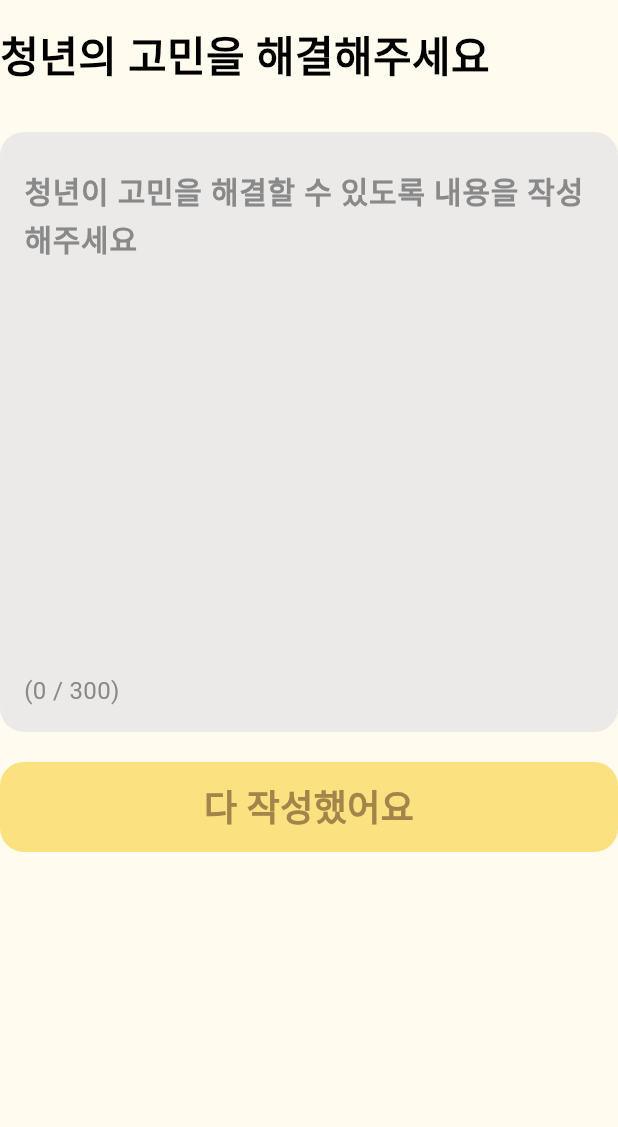
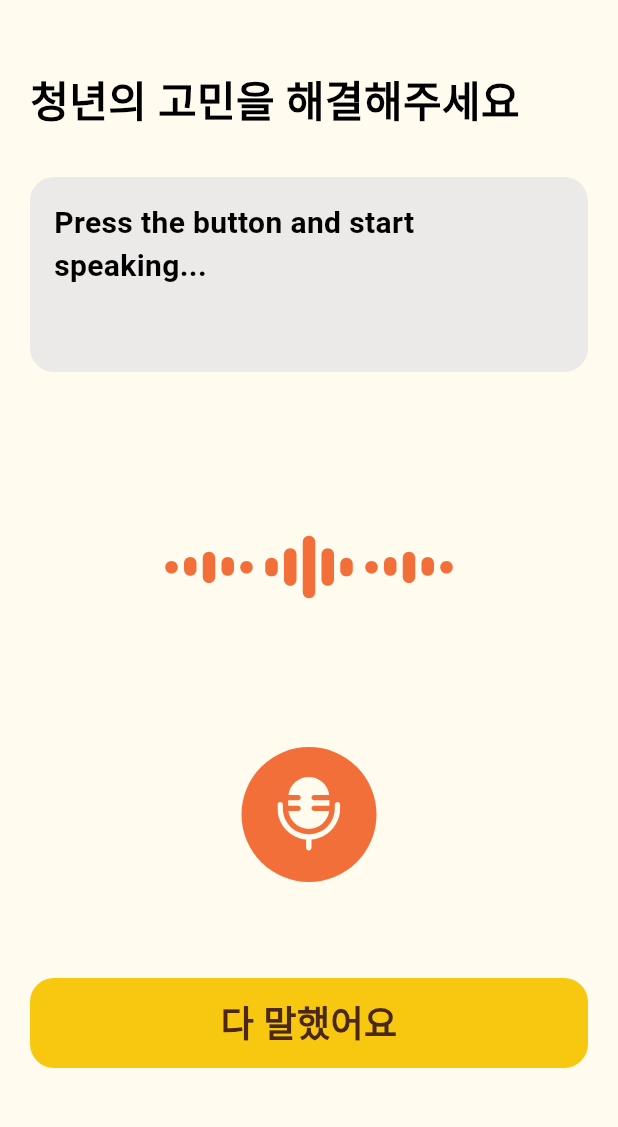
Before and after one commit to gdsc-ssu/gdgoc-weve-client, a Flutter app: the SeniorWorrySpeechScreen screen opened directly, on a phone screen of 412 x 824 dp, the part 60-1187 px from its top. Run offline on Flutter 3.47's test engine with Material 3 defaults, Android fonts, the phone set to English and light mode, and no system bars; our stand-ins replace audioplayers, flutter_riverpod, flutter_svg, fluttertoast, lottie, permission_handler and 1 more; Roboto replaces fonts that are missing (Pretendard).

Commit message:
feat: 말로 할게요 버튼 -> 이후 화면 개발

```diff
--- a/lib/features/senior/presentation/views/worries/senior_worry_speech_screen.dart
+++ b/lib/features/senior/presentation/views/worries/senior_worry_speech_screen.dart
@@ -5,6 +5,7 @@ import 'package:weve_client/commons/widgets/header/view/header_widget.dart';
 import 'package:weve_client/commons/widgets/header/viewmodel/header_viewmodel.dart';
 import 'package:weve_client/commons/widgets/senior/button/view/button.dart';
 import 'package:weve_client/commons/widgets/senior/input/view/input_box.dart';
+import 'package:weve_client/commons/widgets/senior/input_profile/view/stt_box.dart';
 import 'package:weve_client/core/constants/colors.dart';
 import 'package:weve_client/core/constants/fonts.dart';
 
@@ -34,12 +35,36 @@ class _SeniorWorrySpeechScreenState
     return Scaffold(
       appBar: HeaderWidget(),
       backgroundColor: WeveColor.bg.bg1,
-      body: Column(crossAxisAlignment: CrossAxisAlignment.start, children: [
-        Text('청년의 고민을 해결해주세요',
-            style: WeveText.header2(color: WeveColor.gray.gray1)),
-        const SizedBox(height: 30),
-        InputBox(gap: 20),
-      ]),
+      body: Padding(
+        padding: const EdgeInsets.only(top: 30, left: 20, right: 20),
+        child: Column(
+          crossAxisAlignment: CrossAxisAlignment.start,
+          children: [
+            Text(
+              '청년의 고민을 해결해주세요',
+              style: WeveText.header2(color: WeveColor.gray.gray1),
+            ),
+            const SizedBox(height: 30),
+            SpeechToTextBox(),
+            SizedBox(
+              height: 64,
+            ),
+            SeniorButton(
+                // @todo : 유저가 말하기 전까진 disabled
+                text: "다 말했어요",
+                backgroundColor: WeveColor.main.yellow1_100,
+                textColor: WeveColor.main.yellowText,
+                onPressed: () {
+                  // Navigator.push(
+                  //   context,
+                  //   MaterialPageRoute(
+                  //     builder: (context) => SeniorInputValueScreen(),
+                  //   ),
+                  // );
+                })
+          ],
+        ),
+      ),
     );
   }
 }
```
